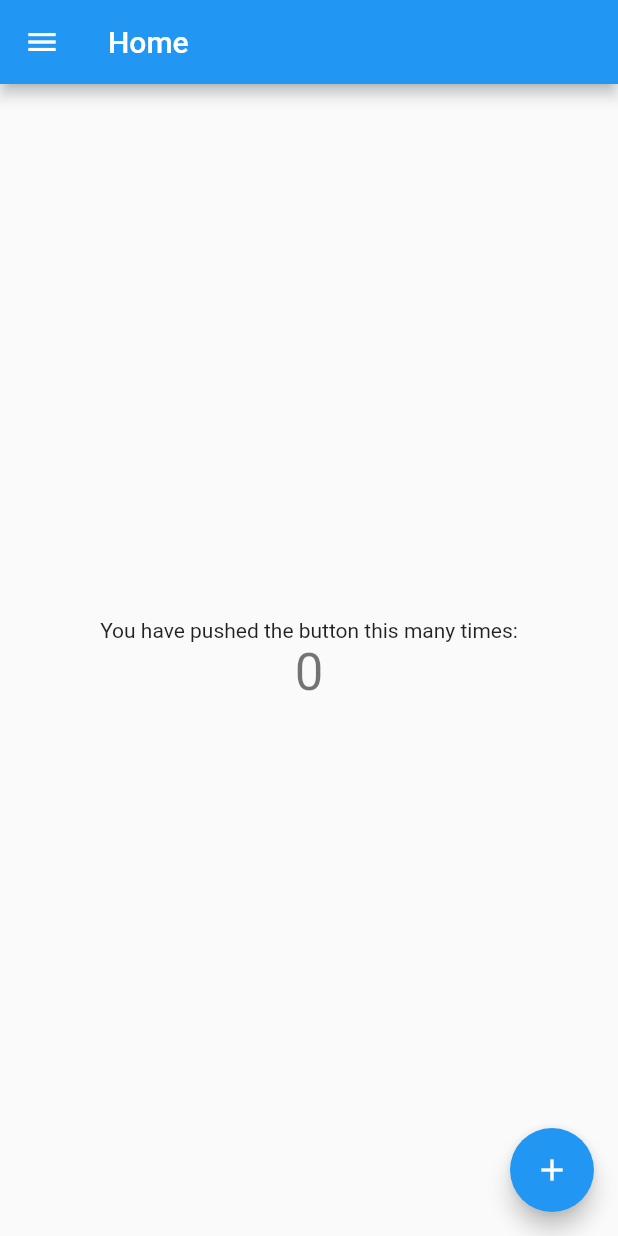
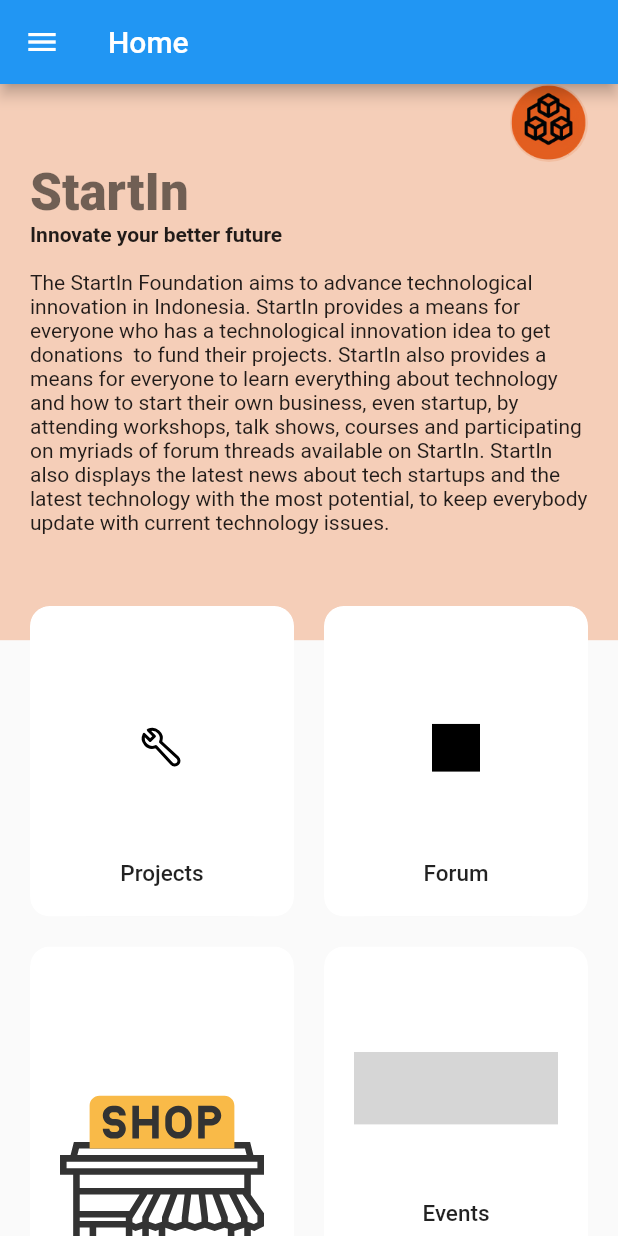
Before and after one commit to Insta-x/start-in-mobile, a Flutter app: the screen it shows after launch, on a phone screen of 412 x 824 dp. Run offline on Flutter 3.47's test engine with Material 2 defaults, Android fonts, the phone set to English and light mode, and no system bars; our stand-ins replace flutter_svg; missing offline and left inert: pbp_django_auth; grey boxes are pictures that could not be loaded.

Commit message:
kerjain homepage

```diff
--- a/lib/main.dart
+++ b/lib/main.dart
@@ -32,7 +32,8 @@ class MyApp extends StatelessWidget {
           // is not restarted.
           primarySwatch: Colors.blue,
         ),
-        home: const MyHomePage(),
+        // home: const MyHomePage(),
+        home: HomeScreen(),
       ),
     );
   }
--- a/lib/pages/authentication/login.dart
+++ b/lib/pages/authentication/login.dart
@@ -132,7 +132,8 @@ class _LoginPageState extends State<LoginPage> {
                                     context,
                                     MaterialPageRoute(
                                         builder: (context) =>
-                                            const MyHomePage()));
+                                            // const MyHomePage()));
+                                            HomeScreen()));
                               }
                             }
                           },
--- a/lib/pages/home.dart
+++ b/lib/pages/home.dart
@@ -1,86 +1,136 @@
 import 'package:flutter/material.dart';
+import 'package:flutter_svg/svg.dart';
+import 'package:start_in_mobile/pages/shop/shop.dart';
+import 'package:start_in_mobile/util/constants.dart';
+import 'package:start_in_mobile/widgets/category_card.dart';
 import 'package:start_in_mobile/widgets/drawer.dart';
 
-class MyHomePage extends StatefulWidget {
-  const MyHomePage({super.key});
+void main() => runApp(MyApp());
 
-  // This widget is the home page of your application. It is stateful, meaning
-  // that it has a State object (defined below) that contains fields that affect
-  // how it looks.
-
-  // This class is the configuration for the state. It holds the values (in this
-  // case the title) provided by the parent (in this case the App widget) and
-  // used by the build method of the State. Fields in a Widget subclass are
-  // always marked "final".
-
+class MyApp extends StatelessWidget {
+  // This widget is the root of your application.
   @override
-  State<MyHomePage> createState() => _MyHomePageState();
+  Widget build(BuildContext context) {
+    return MaterialApp(
+      debugShowCheckedModeBanner: false,
+      title: 'Meditation App',
+      theme: ThemeData(
+        fontFamily: "Cairo",
+        scaffoldBackgroundColor: kBackgroundColor,
+        textTheme: Theme.of(context).textTheme.apply(displayColor: kTextColor),
+      ),
+      home: HomeScreen(),
+    );
+  }
 }
 
-class _MyHomePageState extends State<MyHomePage> {
-  int _counter = 0;
-
-  void _incrementCounter() {
-    setState(() {
-      // This call to setState tells the Flutter framework that something has
-      // changed in this State, which causes it to rerun the build method below
-      // so that the display can reflect the updated values. If we changed
-      // _counter without calling setState(), then the build method would not be
-      // called again, and so nothing would appear to happen.
-      _counter++;
-    });
-  }
-
+class HomeScreen extends StatelessWidget {
   @override
   Widget build(BuildContext context) {
-    // This method is rerun every time setState is called, for instance as done
-    // by the _incrementCounter method above.
-    //
-    // The Flutter framework has been optimized to make rerunning build methods
-    // fast, so that you can just rebuild anything that needs updating rather
-    // than having to individually change instances of widgets.
+    var size = MediaQuery.of(context)
+        .size; //this gonna give us total height and with of our device
     return Scaffold(
       appBar: AppBar(
-        // Here we take the value from the MyHomePage object that was created by
-        // the App.build method, and use it to set our appbar title.
-        title: Text('Home'),
+        title: Text("Home"),
       ),
       drawer: const AppDrawer(),
-      body: Center(
-        // Center is a layout widget. It takes a single child and positions it
-        // in the middle of the parent.
+      // bottomNavigationBar: BottomNavBar(),
+      body: Stack(
+        children: <Widget>[
+          Container(
+            // Here the height of the container is 45% of our total height
+            height: size.height * .45,
+            decoration: BoxDecoration(
+              color: Color(0xFFF5CEB8),
+            ),
+          ),
+          SafeArea(
+            child: Padding(
+              padding: const EdgeInsets.symmetric(horizontal: 20),
               child: Column(
-          // Column is also a layout widget. It takes a list of children and
-          // arranges them vertically. By default, it sizes itself to fit its
-          // children horizontally, and tries to be as tall as its parent.
-          //
-          // Invoke "debug painting" (press "p" in the console, choose the
-          // "Toggle Debug Paint" action from the Flutter Inspector in Android
-          // Studio, or the "Toggle Debug Paint" command in Visual Studio Code)
-          // to see the wireframe for each widget.
-          //
-          // Column has various properties to control how it sizes itself and
-          // how it positions its children. Here we use mainAxisAlignment to
-          // center the children vertically; the main axis here is the vertical
-          // axis because Columns are vertical (the cross axis would be
-          // horizontal).
-          mainAxisAlignment: MainAxisAlignment.center,
+                crossAxisAlignment: CrossAxisAlignment.start,
                 children: <Widget>[
-            const Text(
-              'You have pushed the button this many times:',
+                  Align(
+                    alignment: Alignment.topRight,
+                    child: Container(
+                      alignment: Alignment.center,
+                      height: 52,
+                      width: 52,
+                      decoration: BoxDecoration(
+                        color: Color(0xFFF2BEA1),
+                        shape: BoxShape.circle,
+                      ),
+                      child: Image.asset("assets/images/startin-logo.png"),
+                    ),
                   ),
                   Text(
-              '$_counter',
-              style: Theme.of(context).textTheme.headline4,
+                    "StartIn",
+                    style: Theme.of(context)
+                        .textTheme
+                        .headline4
+                        ?.copyWith(fontWeight: FontWeight.w900),
+                  ),
+                  Text(
+                    "Innovate your better future \n",
+                    style: Theme.of(context)
+                        .textTheme
+                        .bodyMedium
+                        ?.copyWith(fontWeight: FontWeight.bold),
+                  ),
+                  Text(
+                    "The StartIn Foundation aims to advance technological innovation in Indonesia. StartIn provides a means for everyone who has a technological innovation idea to get donations  to fund their projects. StartIn also provides a means for everyone to learn everything about technology and how to start their own business, even startup, by attending workshops, talk shows, courses and participating on myriads of forum threads available on StartIn. StartIn also displays the latest news about tech startups and the latest technology with the most potential, to keep everybody update with current technology issues.\n\n\n",
+                    style: Theme.of(context)
+                        .textTheme
+                        .bodyMedium
+                        ?.copyWith(fontWeight: FontWeight.normal),
+                  ),
+                  // SearchBar(),
+                  Expanded(
+                    child: GridView.count(
+                      crossAxisCount: 2,
+                      childAspectRatio: .85,
+                      crossAxisSpacing: 20,
+                      mainAxisSpacing: 20,
+                      children: <Widget>[
+                        CategoryCard(
+                          title: "Projects",
+                          svgSrc: "assets/images/project.svg",
+                          press: () {},
+                        ),
+                        CategoryCard(
+                          title: "Forum",
+                          svgSrc: "assets/images/forum.svg",
+                          press: () {},
+                        ),
+                        CategoryCard(
+                          title: "Shop",
+                          svgSrc: "assets/images/shop-svgrepo-com.svg",
+                          press: () {},
+                        ),
+                        CategoryCard(
+                          title: "Events",
+                          svgSrc: "gaada fotonya di assets",
+                          press: () {},
+                        ),
+                        CategoryCard(
+                          title: "News",
+                          svgSrc: "assets/images/news.svg",
+                          press: () {},
+                        ),
+                        CategoryCard(
+                          title: "Courses",
+                          svgSrc: "assets/images/courses.svg",
+                          press: () {},
                         ),
                       ],
                     ),
                   ),
-      floatingActionButton: FloatingActionButton(
-        onPressed: _incrementCounter,
-        tooltip: 'Increment',
-        child: const Icon(Icons.add),
-      ), // This trailing comma makes auto-formatting nicer for build methods.
+                ],
+              ),
+            ),
+          )
+        ],
+      ),
     );
   }
 }
--- a/lib/pages/shop/screens/checkout.dart
+++ b/lib/pages/shop/screens/checkout.dart
@@ -63,7 +63,7 @@ class _CheckoutState extends State<Checkout> {
               Navigator.pop(context);
             },
             child: Text("Back"),
-          )
+          ),
         ],
       ),
     );
--- /dev/null
+++ b/lib/util/constants.dart
@@ -0,0 +1,8 @@
+import 'package:flutter/material.dart';
+
+const kBackgroundColor = Color(0xFFF8F8F8);
+const kActiveIconColor = Color(0xFFE68342);
+const kTextColor = Color(0xFF222B45);
+const kBlueLightColor = Color(0xFFC7B8F5);
+const kBlueColor = Color(0xFF817DC0);
+const kShadowColor = Color(0xFFE6E6E6);
--- /dev/null
+++ b/lib/widgets/category_card.dart
@@ -0,0 +1,61 @@
+import 'package:flutter/material.dart';
+import 'package:flutter_svg/flutter_svg.dart';
+import 'package:start_in_mobile/util/constants.dart';
+
+class CategoryCard extends StatelessWidget {
+  final String svgSrc;
+  final String title;
+  final Function press;
+  const CategoryCard({
+    Key? key,
+    required this.svgSrc,
+    required this.title,
+    required this.press,
+  }) : super(key: key);
+
+  @override
+  Widget build(BuildContext context) {
+    return ClipRRect(
+      borderRadius: BorderRadius.circular(13),
+      child: Container(
+        // padding: EdgeInsets.all(20),
+        decoration: BoxDecoration(
+          color: Colors.white,
+          borderRadius: BorderRadius.circular(13),
+          boxShadow: [
+            BoxShadow(
+              offset: Offset(0, 17),
+              blurRadius: 17,
+              spreadRadius: -23,
+              color: kShadowColor,
+            ),
+          ],
+        ),
+        child: Material(
+          color: Colors.transparent,
+          child: InkWell(
+            onTap: press(),
+            child: Padding(
+              padding: const EdgeInsets.all(20.0),
+              child: Column(
+                children: <Widget>[
+                  Spacer(),
+                  SvgPicture.asset(svgSrc),
+                  Spacer(),
+                  Text(
+                    title,
+                    textAlign: TextAlign.center,
+                    style: Theme.of(context)
+                        .textTheme
+                        .headline6
+                        ?.copyWith(fontSize: 15),
+                  )
+                ],
+              ),
+            ),
+          ),
+        ),
+      ),
+    );
+  }
+}
--- a/pubspec.yaml
+++ b/pubspec.yaml
@@ -40,6 +40,7 @@ dependencies:
   intl: ^0.17.0
   provider: ^6.0.4
   pbp_django_auth: ^0.3.0
+  flutter_svg: ^1.1.6
 
 dev_dependencies:
   flutter_test:
```
Also changed, not shown: pubspec.lock. Lines whose indentation alone changed are shown as unchanged.
